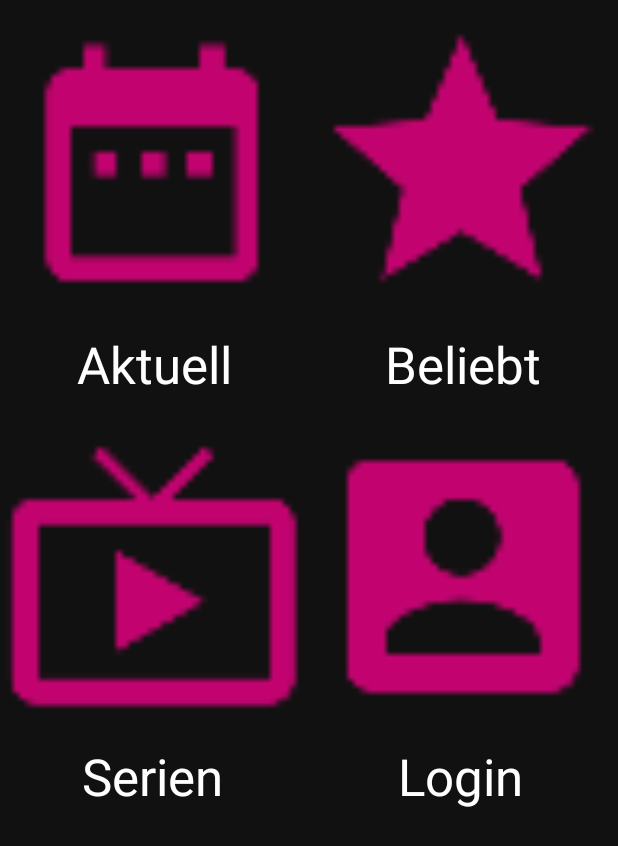
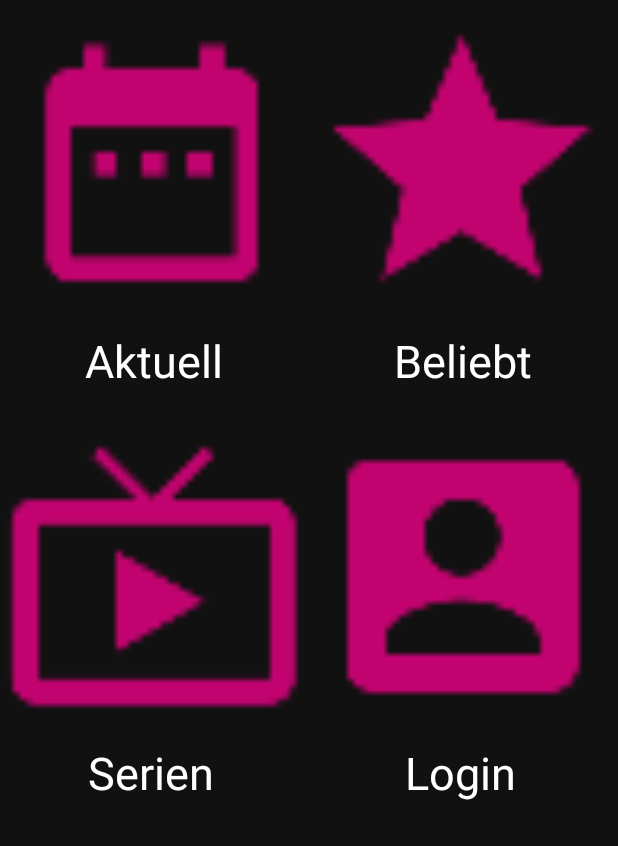
Before and after one commit to lolgame99/WatchlistApp, an Android app: the layout layout_main.xml on its own in the app's theme, with its tools: preview values and no code run, on a phone screen of 412 x 824 dp. Shown: the top 846 px of the screen. Run offline under Robolectric (Android 15) with nearby library versions, the phone set to English and light mode, and no system bars.

Commit message:
ADDED menu

```diff
--- a/app/src/main/AndroidManifest.xml
+++ b/app/src/main/AndroidManifest.xml
@@ -16,6 +16,8 @@
                 <category android:name="android.intent.category.LAUNCHER"/>
             </intent-filter>
         </activity>
+        <activity android:name=".PopularActivity"/>
+        <activity android:name=".AllSeriesActivity"/>
     </application>
 
 </manifest>
--- /dev/null
+++ b/app/src/main/res/layout/layout_listview.xml
@@ -0,0 +1,5 @@
+<?xml version="1.0" encoding="utf-8"?>
+<?xml version="1.0" encoding="utf-8"?>
+<LinearLayout xmlns:android="http://schemas.android.com/apk/res/android" android:layout_width="fill_parent" android:layout_height="fill_parent">
+    <ListView android:id="@+id/list_title_list" android:layout_width="match_parent" android:layout_height="match_parent"> </ListView>
+</LinearLayout>
--- a/app/src/main/res/layout/layout_main.xml
+++ b/app/src/main/res/layout/layout_main.xml
@@ -23,7 +23,7 @@
                 android:orientation="horizontal">
 
                 <ImageButton
-                    android:id="@+id/imageButton2"
+                    android:id="@+id/btn_today"
                     style="@android:style/Widget.DeviceDefault.ImageButton"
                     android:layout_width="match_parent"
                     android:layout_height="match_parent"
@@ -34,7 +34,7 @@
                     app:srcCompat="@drawable/ic_calender"/>
 
                 <ImageButton
-                    android:id="@+id/imageButton"
+                    android:id="@+id/btn_popular"
                     style="@android:style/Widget.DeviceDefault.ImageButton"
                     android:layout_width="match_parent"
                     android:layout_height="match_parent"
@@ -59,7 +59,8 @@
                     android:gravity="center_horizontal"
                     android:text="Aktuell"
                     android:textAppearance="@style/TextAppearance.AppCompat.Display1"
-                    android:textColor="@android:color/background_light"/>
+                    android:textColor="@android:color/background_light"
+                    android:textSize="30sp"/>
 
                 <TextView
                     android:id="@+id/textView4"
@@ -69,7 +70,8 @@
                     android:gravity="center_horizontal"
                     android:text="Beliebt"
                     android:textAppearance="@style/TextAppearance.AppCompat.Display1"
-                    android:textColor="@android:color/background_light"/>
+                    android:textColor="@android:color/background_light"
+                    android:textSize="30sp"/>
             </LinearLayout>
 
         </LinearLayout>
@@ -93,7 +95,7 @@
                 android:orientation="horizontal">
 
                 <ImageButton
-                    android:id="@+id/imageButton2"
+                    android:id="@+id/btn_allSeries"
                     style="@android:style/Widget.DeviceDefault.ImageButton"
                     android:layout_width="match_parent"
                     android:layout_height="match_parent"
@@ -130,7 +132,7 @@
                     android:text="Serien"
                     android:textAppearance="@style/TextAppearance.AppCompat.Display1"
                     android:textColor="@android:color/background_light"
-                    android:textSize="34sp"/>
+                    android:textSize="30sp"/>
 
                 <TextView
                     android:id="@+id/tv_login"
@@ -140,7 +142,8 @@
                     android:gravity="center_horizontal"
                     android:text="Login"
                     android:textAppearance="@style/TextAppearance.AppCompat.Display1"
-                    android:textColor="@android:color/background_light"/>
+                    android:textColor="@android:color/background_light"
+                    android:textSize="30sp"/>
             </LinearLayout>
 
         </LinearLayout>
```
Also changed, not shown: app/src/main/java/at/mab/watchlistapp/AllSeriesActivity.java (added, +17 -0 lines), app/src/main/java/at/mab/watchlistapp/MainActivity.java (+23 -2 lines), app/src/main/java/at/mab/watchlistapp/PopularActivity.java (added, +23 -0 lines), 1 other file.
